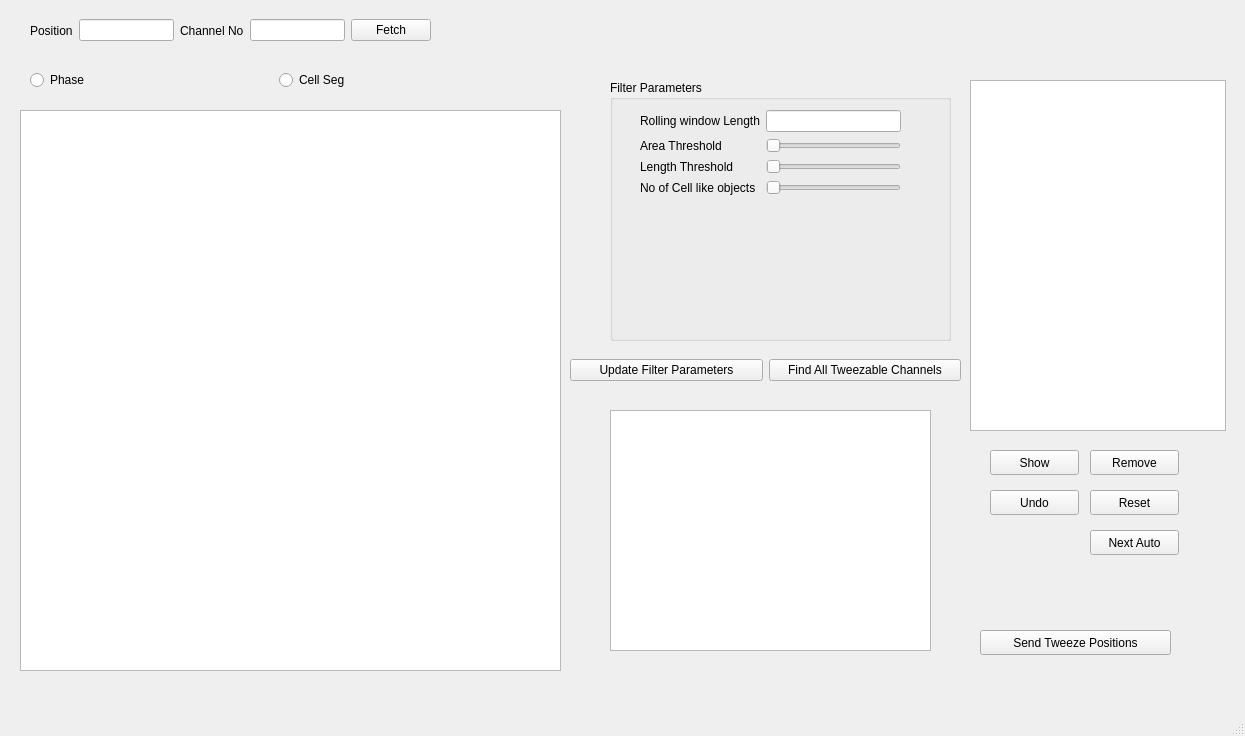
Above: narsil/liverun/ui/viewerWindow.ui from karempudi/narsil before the change. Below: the same form after it.
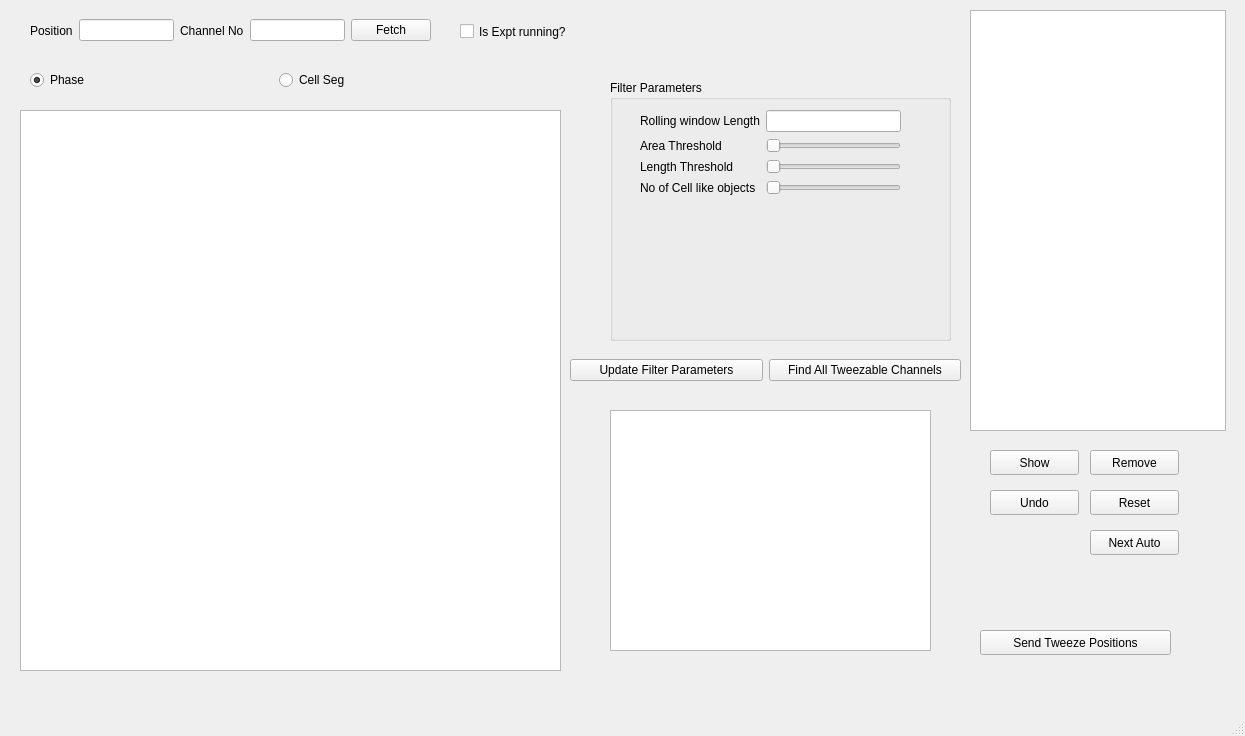
That is the form after the change. Custom widgets are drawn as their Qt base class.

Commit message: Some work on viewer window done

Diff of the .ui file:
```diff
--- a/narsil/liverun/ui/viewerWindow.ui
+++ b/narsil/liverun/ui/viewerWindow.ui
@@ -14,16 +14,6 @@
    <string>MainWindow</string>
   </property>
   <widget class="QWidget" name="centralwidget">
-   <widget class="QListView" name="activePositions">
-    <property name="geometry">
-     <rect>
-      <x>970</x>
-      <y>80</y>
-      <width>256</width>
-      <height>351</height>
-     </rect>
-    </property>
-   </widget>
    <widget class="QPushButton" name="removeButton">
     <property name="geometry">
      <rect>
@@ -253,6 +243,9 @@
        <property name="text">
         <string>Phase</string>
        </property>
+       <property name="checked">
+        <bool>true</bool>
+       </property>
       </widget>
      </item>
      <item>
@@ -290,6 +283,29 @@
      </item>
     </layout>
    </widget>
+   <widget class="QCheckBox" name="isExptRunning">
+    <property name="geometry">
+     <rect>
+      <x>460</x>
+      <y>20</y>
+      <width>131</width>
+      <height>23</height>
+     </rect>
+    </property>
+    <property name="text">
+     <string>Is Expt running?</string>
+    </property>
+   </widget>
+   <widget class="QListWidget" name="activePositions">
+    <property name="geometry">
+     <rect>
+      <x>970</x>
+      <y>10</y>
+      <width>256</width>
+      <height>421</height>
+     </rect>
+    </property>
+   </widget>
   </widget>
   <widget class="QMenuBar" name="menubar">
    <property name="geometry">
@@ -309,6 +325,11 @@
    <extends>QGraphicsView</extends>
    <header>pyqtgraph</header>
   </customwidget>
+  <customwidget>
+   <class>PlotWidget</class>
+   <extends>QGraphicsView</extends>
+   <header>pyqtgraph</header>
+  </customwidget>
  </customwidgets>
  <resources/>
  <connections/>
```
Left out of the diff: 4 changed lines with no effect on the pictures. The commit also changes 2 other files.
